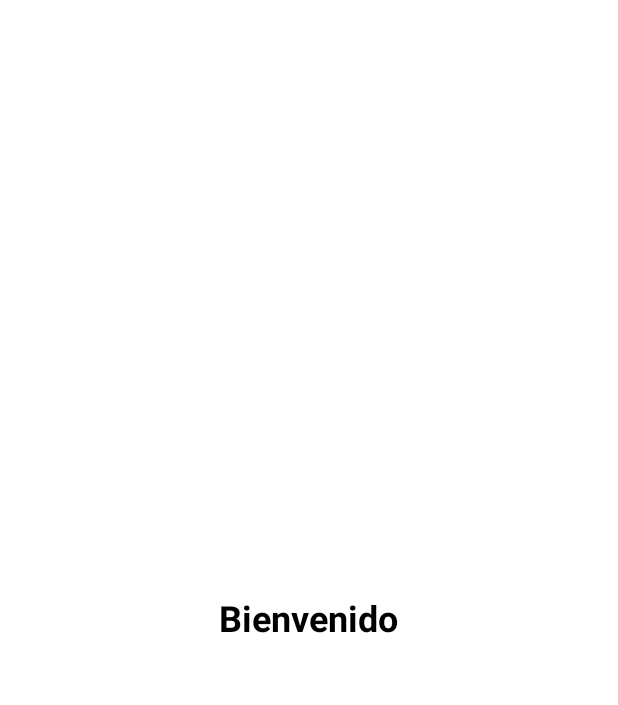
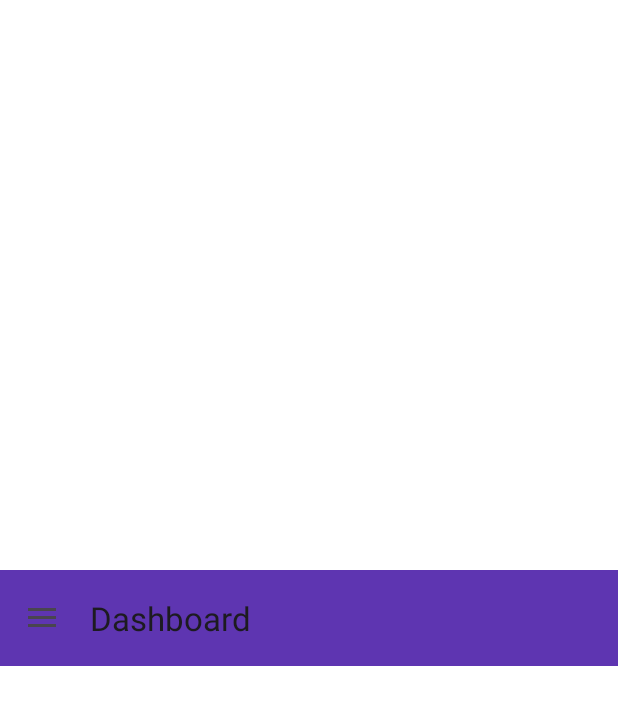
Before and after one commit to CodigoCreativoUTEC/mobilePFT, an Android app: the DashboardActivity screen opened directly, with no data from a screen before it, on a phone screen of 412 x 824 dp. Shown: the top 705 px of the screen. Run offline under Robolectric (Android 15) with nearby library versions, the phone set to English and light mode, and no system bars.

Commit message:
se agrega menu hamburguesa al activity del dashboard

```diff
--- a/app/src/main/java/com/codigocreativo/mobile/DashboardActivity.kt
+++ b/app/src/main/java/com/codigocreativo/mobile/DashboardActivity.kt
@@ -1,11 +1,63 @@
 package com.codigocreativo.mobile
 
 import android.os.Bundle
+import androidx.appcompat.app.ActionBarDrawerToggle
 import androidx.appcompat.app.AppCompatActivity
+import androidx.drawerlayout.widget.DrawerLayout
+import com.google.android.material.navigation.NavigationView
+import androidx.appcompat.widget.Toolbar
+import android.view.MenuItem
+import android.widget.Toast
 
 class DashboardActivity : AppCompatActivity() {
+
+    private lateinit var drawerLayout: DrawerLayout
+    private lateinit var navigationView: NavigationView
+
     override fun onCreate(savedInstanceState: Bundle?) {
         super.onCreate(savedInstanceState)
-        setContentView(R.layout.activity_dashboard)  // Asocia el layout
+        setContentView(R.layout.activity_dashboard)
+
+        // Configurar la Toolbar
+        val toolbar: Toolbar = findViewById(R.id.toolbar)
+        setSupportActionBar(toolbar)
+
+        // Configurar el DrawerLayout
+        drawerLayout = findViewById(R.id.drawer_layout)
+        navigationView = findViewById(R.id.navigation_view)
+
+        // Agregar el botón hamburguesa
+        val toggle = ActionBarDrawerToggle(
+            this, drawerLayout, toolbar, R.string.navigation_drawer_open, R.string.navigation_drawer_close
+        )
+        drawerLayout.addDrawerListener(toggle)
+        toggle.syncState()
+
+        // Manejar las selecciones del menú
+        navigationView.setNavigationItemSelectedListener { menuItem ->
+            when (menuItem.itemId) {
+                R.id.nav_users -> {
+                    Toast.makeText(this, "Usuarios seleccionados", Toast.LENGTH_SHORT).show()
+                    // Puedes agregar código para navegar a otras actividades o fragmentos
+                }
+                R.id.nav_brands -> {
+                    Toast.makeText(this, "Marcas seleccionadas", Toast.LENGTH_SHORT).show()
+                    // Navegar a otra actividad
+                }
+                R.id.nav_models -> {
+                    Toast.makeText(this, "Modelos seleccionados", Toast.LENGTH_SHORT).show()
+                }
+            }
+            // Cerrar el drawer después de hacer clic
+            drawerLayout.closeDrawers()
+            true
+        }
+    }
+
+    override fun onOptionsItemSelected(item: MenuItem): Boolean {
+        if (item.itemId == android.R.id.home) {
+            drawerLayout.openDrawer(navigationView)
+        }
+        return super.onOptionsItemSelected(item)
     }
 }
--- a/app/src/main/res/layout/activity_dashboard.xml
+++ b/app/src/main/res/layout/activity_dashboard.xml
@@ -1,10 +1,18 @@
 <?xml version="1.0" encoding="utf-8"?>
-<RelativeLayout xmlns:android="http://schemas.android.com/apk/res/android"
+<androidx.drawerlayout.widget.DrawerLayout xmlns:android="http://schemas.android.com/apk/res/android"
+    xmlns:app="http://schemas.android.com/apk/res-auto"
+    android:id="@+id/drawer_layout"
+    android:layout_width="match_parent"
+    android:layout_height="match_parent">
+
+    <!-- Contenido Principal -->
+    <RelativeLayout
         android:layout_width="match_parent"
         android:layout_height="match_parent"
         android:gravity="center"
         android:background="@color/white">
 
+        <!-- Texto de bienvenida en el centro -->
         <TextView
             android:id="@+id/welcomeTextView"
             android:layout_width="wrap_content"
@@ -12,6 +20,26 @@
             android:text="Bienvenido"
             android:textSize="24sp"
             android:textStyle="bold"
-        android:textColor="@color/black"/>
+            android:textColor="@color/black" />
+
+        <!-- Barra de herramientas (Toolbar) -->
+        <androidx.appcompat.widget.Toolbar
+            android:id="@+id/toolbar"
+            android:layout_width="match_parent"
+            android:layout_height="wrap_content"
+            android:background="?attr/colorPrimary"
+            android:elevation="4dp"
+            app:title="Dashboard" />
 
     </RelativeLayout>
+
+    <!-- Menú del Drawer (NavigationView) -->
+    <com.google.android.material.navigation.NavigationView
+        android:id="@+id/navigation_view"
+        android:layout_width="wrap_content"
+        android:layout_height="match_parent"
+        android:layout_gravity="start"
+        app:menu="@menu/drawer_menu"
+        app:headerLayout="@layout/nav_header" />
+
+</androidx.drawerlayout.widget.DrawerLayout>
--- /dev/null
+++ b/app/src/main/res/menu/drawer_menu.xml
@@ -0,0 +1,14 @@
+<menu xmlns:android="http://schemas.android.com/apk/res/android">
+    <item
+        android:id="@+id/nav_users"
+        android:title="Usuarios"
+        android:icon="@android:drawable/ic_menu_manage" />
+    <item
+        android:id="@+id/nav_brands"
+        android:title="Marcas"
+        android:icon="@android:drawable/ic_menu_manage" />
+    <item
+        android:id="@+id/nav_models"
+        android:title="Modelos"
+        android:icon="@android:drawable/ic_menu_manage" />
+</menu>
--- a/app/src/main/res/values/strings.xml
+++ b/app/src/main/res/values/strings.xml
@@ -1,3 +1,5 @@
 <resources>
     <string name="app_name">Mobile</string>
+    <string name="navigation_drawer_open">Abrir menú</string>
+    <string name="navigation_drawer_close">Cerrar menú</string>
 </resources>
```
Also changed, not shown: app/src/main/res/layout/nav_header.xml (added, +14 -0 lines). Lines whose indentation alone changed are shown as unchanged.
